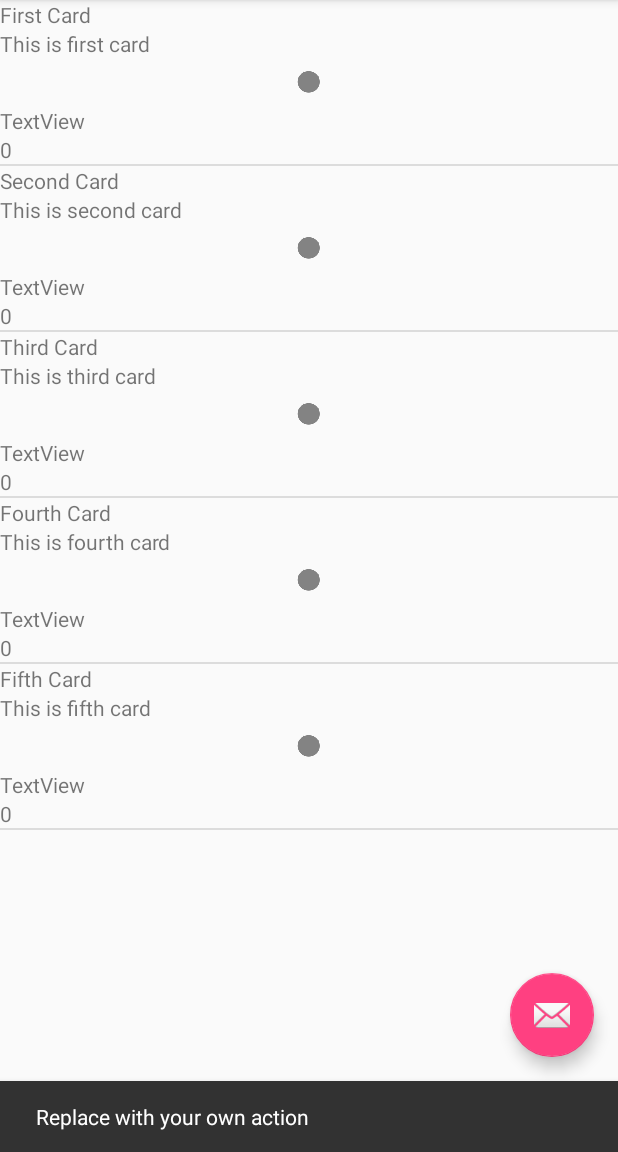
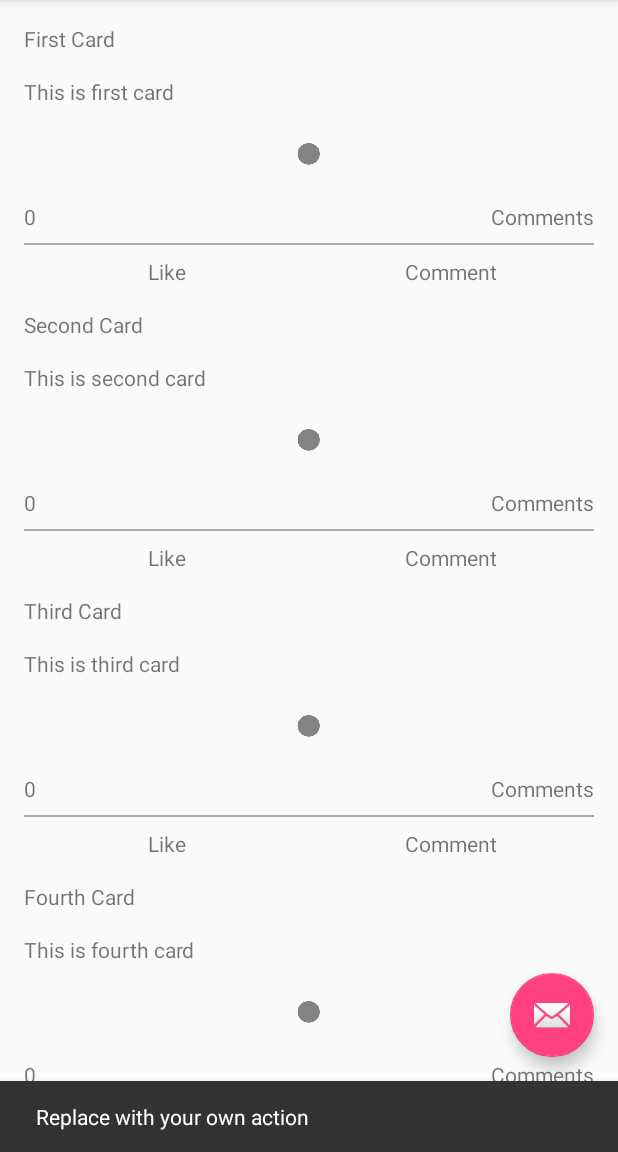
Before and after one commit to edgarhakobyan/Blog-App, an Android app: the screen it shows after launch (MainActivity), after a tap on an icon or button, on a phone screen of 412 x 824 dp, the part 84-1236 px from its top. Run offline under Robolectric (Android 15) with nearby library versions, the light colour scheme and no system bars.

Commit message:
Changed card item views

```diff
--- a/app/src/main/java/com/example/edgar/blog_app/CardAdapter.java
+++ b/app/src/main/java/com/example/edgar/blog_app/CardAdapter.java
@@ -26,13 +26,13 @@
     }
 
     @Override
-    public CardAdapter.CardViewHolder onCreateViewHolder(ViewGroup parent, int viewType) {
+    public CardViewHolder onCreateViewHolder(ViewGroup parent, int viewType) {
         return new CardViewHolder(LayoutInflater.from(parent.getContext()), parent);
     }
 
     @SuppressLint("DefaultLocale")
     @Override
-    public void onBindViewHolder(CardAdapter.CardViewHolder holder, int position) {
+    public void onBindViewHolder(CardViewHolder holder, int position) {
         holder.title.setText(cards.get(position).getTitle());
         holder.description.setText(cards.get(position).getDescription());
         holder.image.setImageResource(cards.get(position).getImage());
@@ -60,7 +60,7 @@
             description = itemView.findViewById(R.id.card_description);
             image = itemView.findViewById(R.id.card_image);
             //comments = itemView.findViewById(R.id.card_comment);
-            likes = itemView.findViewById(R.id.card_likes);
+            likes = itemView.findViewById(R.id.card_likes_count);
 //            viewBackground = itemView.findViewById(R.id.view_background);
 //            viewForeground = itemView.findViewById(R.id.view_foreground);
 //            itemView.setOnClickListener(new View.OnClickListener() {
--- a/app/src/main/java/com/example/edgar/blog_app/MainActivity.java
+++ b/app/src/main/java/com/example/edgar/blog_app/MainActivity.java
@@ -21,8 +21,9 @@
 import java.util.ArrayList;
 
 public class MainActivity extends AppCompatActivity
-        implements NavigationView.OnNavigationItemSelectedListener,
-        RecyclerItemTouchHelper.RecyclerItemTouchHelperListener {
+        implements NavigationView.OnNavigationItemSelectedListener {
+
+    //RecyclerItemTouchHelper.RecyclerItemTouchHelperListener
 
     private RecyclerView mRecyclerView;
     private ArrayList<Card> mCards;
@@ -133,27 +134,12 @@
 
         mRecyclerView.setHasFixedSize(true);
         mRecyclerView.setLayoutManager(new LinearLayoutManager(this));
-        mRecyclerView.setItemAnimator(new DefaultItemAnimator());
-        mRecyclerView.addItemDecoration(new DividerItemDecoration(this, DividerItemDecoration.VERTICAL));
+        //mRecyclerView.setItemAnimator(new DefaultItemAnimator());
+        //mRecyclerView.addItemDecoration(new DividerItemDecoration(this, DividerItemDecoration.VERTICAL));
 
-        ItemTouchHelper.SimpleCallback itemTouchHelperCallback = new RecyclerItemTouchHelper(0, ItemTouchHelper.LEFT, this);
-        new ItemTouchHelper(itemTouchHelperCallback).attachToRecyclerView(mRecyclerView);
-
+        //ItemTouchHelper.SimpleCallback itemTouchHelperCallback = new RecyclerItemTouchHelper(0, ItemTouchHelper.LEFT, this);
+        //new ItemTouchHelper(itemTouchHelperCallback).attachToRecyclerView(mRecyclerView);
 
     }
 
-    @Override
-    public void onSwiped(RecyclerView.ViewHolder viewHolder, int direction, int position) {
-//        if (viewHolder instanceof CardAdapter.CardViewHolder) {
-//            // get the removed item name to display it in snack bar
-//            String name = dishes.get(viewHolder.getAdapterPosition()).getTitle();
-//
-//            // backup of removed item for undo purpose
-//            final Dish deletedItem = dishes.get(viewHolder.getAdapterPosition());
-//            final int deletedIndex = viewHolder.getAdapterPosition();
-//
-//            // remove the item from recycler view
-//            dishesListAdapter.removeItem(viewHolder.getAdapterPosition());
-//        }
-    }
 }
--- a/app/src/main/res/layout/card_item.xml
+++ b/app/src/main/res/layout/card_item.xml
@@ -4,35 +4,84 @@
     xmlns:app="http://schemas.android.com/apk/res-auto"
     android:layout_width="match_parent"
     android:layout_height="wrap_content"
+    android:layout_marginStart="@dimen/activity_horizontal_margin"
+    android:layout_marginEnd="@dimen/activity_horizontal_margin"
     android:orientation="vertical">
 
     <TextView
         android:id="@+id/card_title"
         android:layout_width="match_parent"
         android:layout_height="wrap_content"
-        android:text="TextView" />
+        android:layout_marginTop="@dimen/activity_vertical_margin"
+        android:text="Title" />
 
     <TextView
         android:id="@+id/card_description"
         android:layout_width="match_parent"
         android:layout_height="wrap_content"
-        android:text="TextView" />
+        android:layout_marginTop="@dimen/activity_vertical_margin"
+        android:text="Description" />
 
     <ImageView
         android:id="@+id/card_image"
         android:layout_width="match_parent"
         android:layout_height="wrap_content"
+        android:layout_marginTop="@dimen/activity_vertical_margin"
         app:srcCompat="@mipmap/ic_launcher" />
 
-    <TextView
-        android:id="@+id/card_comment"
+    <LinearLayout
         android:layout_width="match_parent"
         android:layout_height="wrap_content"
-        android:text="TextView" />
+        android:orientation="horizontal"
+        android:layout_marginTop="@dimen/activity_vertical_margin"
+        android:weightSum="2">
 
-    <TextView
-        android:id="@+id/card_likes"
+        <TextView
+            android:id="@+id/card_likes_count"
+            android:layout_width="match_parent"
+            android:layout_height="match_parent"
+            android:layout_weight="1"
+            android:text="1" />
+
+        <TextView
+            android:id="@+id/card_all_comments"
+            android:layout_width="match_parent"
+            android:layout_height="match_parent"
+            android:layout_weight="1"
+            android:textAlignment="viewEnd"
+            android:text="Comments" />
+
+    </LinearLayout>
+
+    <View
+        android:layout_width="match_parent"
+        android:layout_height="1dp"
+        android:layout_marginTop="8dp"
+        android:layout_marginBottom="8dp"
+        android:background="@android:color/darker_gray"/>
+
+    <LinearLayout
         android:layout_width="match_parent"
         android:layout_height="wrap_content"
-        android:text="TextView" />
+        android:orientation="horizontal"
+        android:weightSum="2">
+
+        <TextView
+            android:id="@+id/card_like"
+            android:layout_width="match_parent"
+            android:layout_height="match_parent"
+            android:layout_weight="1"
+            android:textAlignment="center"
+            android:text="Like" />
+
+        <TextView
+            android:id="@+id/card_comment"
+            android:layout_width="match_parent"
+            android:layout_height="match_parent"
+            android:layout_weight="1"
+            android:textAlignment="center"
+            android:text="Comment" />
+
+    </LinearLayout>
+
 </LinearLayout>
```
